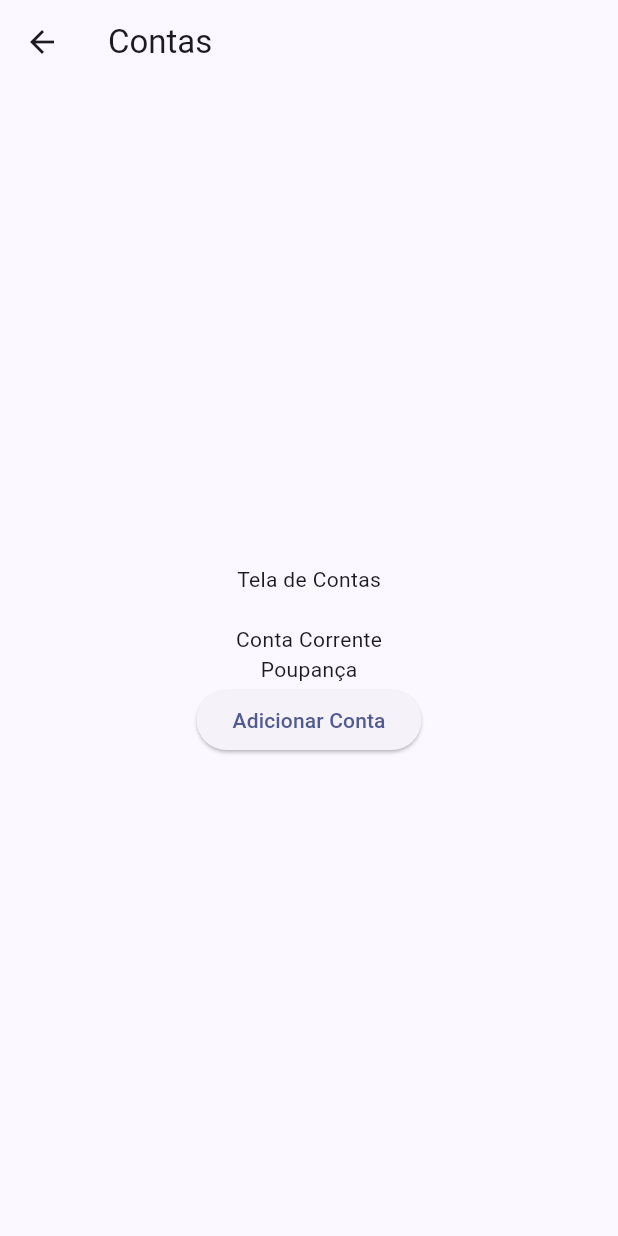
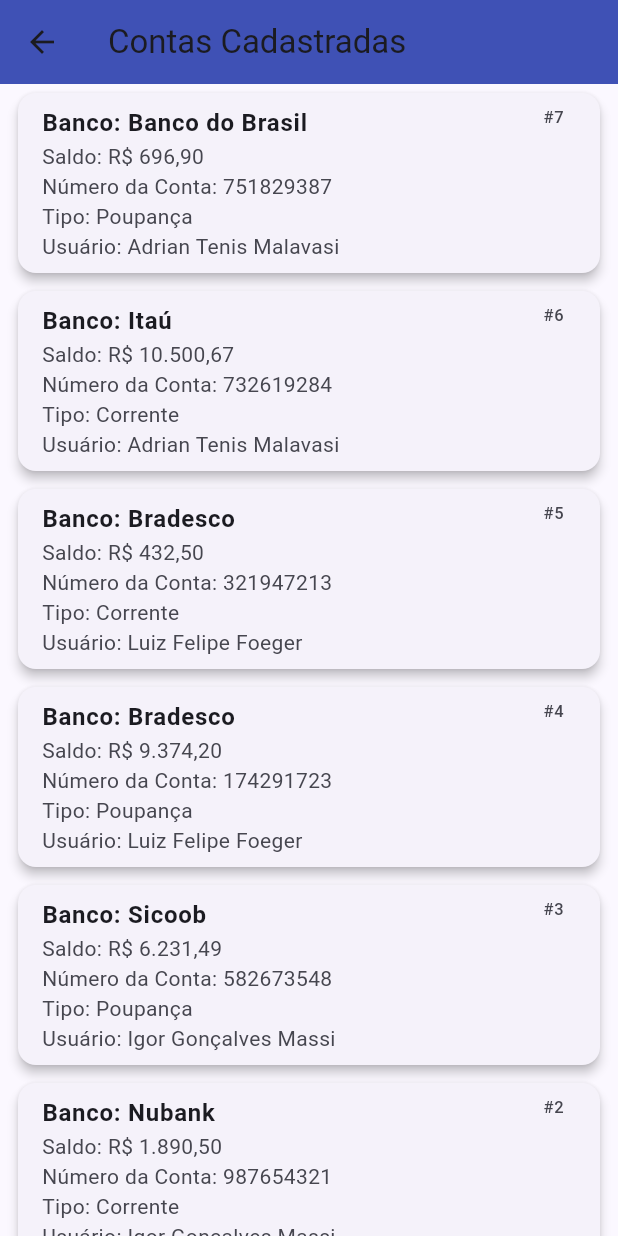
Before and after one commit to igorgmassi/banksmanager, a Flutter app: the AccountsScreen screen opened by its route, on a phone screen of 412 x 824 dp. Run offline on Flutter 3.47's test engine with Material 3 defaults, Android fonts, the phone set to English and light mode, and no system bars.

Commit message:
Estilização da tela de Accounts

```diff
--- a/banksmanager_app/lib/providers/account_provider.dart
+++ b/banksmanager_app/lib/providers/account_provider.dart
@@ -1,14 +1,63 @@
 import 'package:flutter/material.dart';
+import '../models/account.dart';
 
 class AccountProvider extends ChangeNotifier {
-  // Example state or data
-  List<String> _accounts = ['Conta Corrente', 'Poupança'];
+  final List<Account> _accounts = [
+    Account(
+      id: 7,
+      balance: 696.90,
+      accountnumber: '751829387',
+      accounttype: 'Poupança',
+      user: 1, // Referência a Adrian Tenis Malavasi
+    ),
+    Account(
+      id: 6,
+      balance: 10500.67,
+      accountnumber: '732619284',
+      accounttype: 'Corrente',
+      user: 1,
+    ),
+    Account(
+      id: 5,
+      balance: 432.50,
+      accountnumber: '321947213',
+      accounttype: 'Corrente',
+      user: 2, // Luiz Felipe Foeger
+    ),
+    Account(
+      id: 4,
+      balance: 9374.20,
+      accountnumber: '174291723',
+      accounttype: 'Poupança',
+      user: 2,
+    ),
+    Account(
+      id: 3,
+      balance: 6231.49,
+      accountnumber: '582673548',
+      accounttype: 'Poupança',
+      user: 3, // Igor Gonçalves Massi
+    ),
+    Account(
+      id: 2,
+      balance: 1890.50,
+      accountnumber: '987654321',
+      accounttype: 'Corrente',
+      user: 3,
+    ),
+    Account(
+      id: 1,
+      balance: 500.00,
+      accountnumber: '123456789',
+      accounttype: 'Corrente',
+      user: 3,
+    ),
+  ];
 
-  List<String> get accounts => _accounts;
+  List<Account> get accounts => _accounts;
 
-  void addAccount(String accountName) {
-    _accounts.add(accountName);
+  void addAccount(Account account) {
+    _accounts.add(account);
     notifyListeners();
   }
-  // Add methods for fetching, updating, deleting accounts
 }
--- a/banksmanager_app/lib/screens/accounts_screen.dart
+++ b/banksmanager_app/lib/screens/accounts_screen.dart
@@ -1,32 +1,82 @@
 import 'package:flutter/material.dart';
 import 'package:provider/provider.dart';
 import 'package:banksamanager_app/providers/account_provider.dart';
+import 'package:intl/intl.dart';
 
 class AccountsScreen extends StatelessWidget {
   const AccountsScreen({super.key});
 
+  String _getUserNameById(num id) {
+    // Simula nomes dos usuários com base no ID
+    switch (id) {
+      case 1:
+        return 'Adrian Tenis Malavasi';
+      case 2:
+        return 'Luiz Felipe Foeger';
+      case 3:
+        return 'Igor Gonçalves Massi';
+      default:
+        return 'Desconhecido';
+    }
+  }
+
   @override
   Widget build(BuildContext context) {
     final accountProvider = Provider.of<AccountProvider>(context);
+    final currencyFormat = NumberFormat.simpleCurrency(locale: 'pt_BR');
 
     return Scaffold(
-      appBar: AppBar(title: const Text('Contas')),
-      body: Center(
-        child: Column(
-          mainAxisAlignment: MainAxisAlignment.center,
-          children: [
-            const Text('Tela de Contas'),
-            const SizedBox(height: 20),
-            ...accountProvider.accounts.map((account) => Text(account)).toList(),
-            ElevatedButton(
-              onPressed: () {
-                accountProvider.addAccount('Nova Conta ${accountProvider.accounts.length + 1}');
-              },
-              child: const Text('Adicionar Conta'),
+      appBar: AppBar(
+        title: const Text('Contas Cadastradas'),
+        backgroundColor: Colors.indigo,
+      ),
+      body: ListView.builder(
+        itemCount: accountProvider.accounts.length,
+        itemBuilder: (context, index) {
+          final account = accountProvider.accounts[index];
+          return Card(
+            margin: const EdgeInsets.symmetric(horizontal: 12, vertical: 6),
+            elevation: 3,
+            child: ListTile(
+              title: Text(
+                'Banco: ${_getAgencyName(account.id)}',
+                style: const TextStyle(fontWeight: FontWeight.bold),
+              ),
+              subtitle: Column(
+                crossAxisAlignment: CrossAxisAlignment.start,
+                children: [
+                  Text('Saldo: ${currencyFormat.format(account.balance)}'),
+                  Text('Número da Conta: ${account.accountnumber}'),
+                  Text('Tipo: ${account.accounttype}'),
+                  Text('Usuário: ${_getUserNameById(account.user)}'),
+                ],
+              ),
+              trailing: Text('#${account.id}'),
+              isThreeLine: true,
             ),
-          ],
-        ),
+          );
+        },
       ),
     );
   }
+
+  String _getAgencyName(num id) {
+    // Apenas simulação com base no ID da conta
+    switch (id) {
+      case 7:
+      case 1:
+        return 'Banco do Brasil';
+      case 6:
+        return 'Itaú';
+      case 5:
+      case 4:
+        return 'Bradesco';
+      case 3:
+        return 'Sicoob';
+      case 2:
+        return 'Nubank';
+      default:
+        return 'Desconhecido';
+    }
+  }
 }
--- a/banksmanager_app/pubspec.yaml
+++ b/banksmanager_app/pubspec.yaml
@@ -11,6 +11,7 @@ dependencies:
     sdk: flutter
   provider: ^6.0.5
   http: ^1.4.0
+  intl: ^0.20.2
 
 dev_dependencies:
   flutter_test:
```
Also changed, not shown: banksmanager_app/pubspec.lock.
